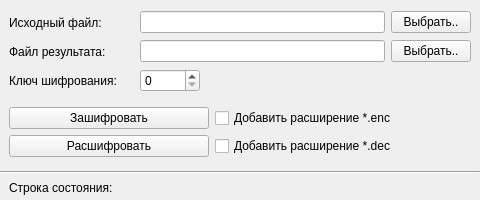
Before: the Qt Designer form view/mainwindow.ui in Kirill-Zalomov/MiSKZI_lab1, drawn with Qt 5.
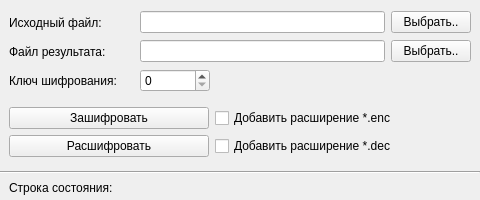
After: the same form once the commit is applied.

Diff of the .ui file:
```diff
--- a/view/mainwindow.ui
+++ b/view/mainwindow.ui
@@ -172,7 +172,7 @@
          <number>9</number>
         </property>
         <property name="rightMargin">
-         <number>278</number>
+         <number>268</number>
         </property>
         <item>
          <widget class="QLabel" name="label_3">
@@ -203,13 +203,16 @@
           </property>
           <property name="minimumSize">
            <size>
-            <width>60</width>
+            <width>70</width>
             <height>0</height>
            </size>
           </property>
           <property name="maximum">
            <number>255</number>
           </property>
+          <property name="displayIntegerBase">
+           <number>16</number>
+          </property>
          </widget>
         </item>
        </layout>
```
